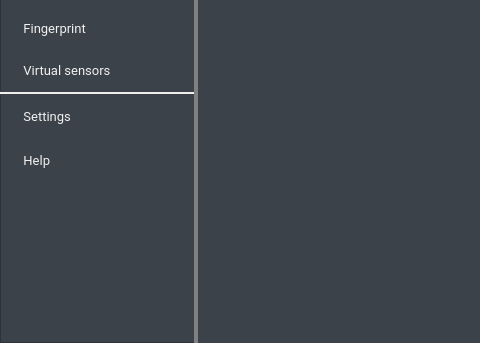
First picture: the form in android/android-emu/android/skin/qt/extended.ui, repository vicamo/libandroid-emugl, before the edit; both pictures show x 0 to 480 and y 257 to 600 of the 820 by 600 pixel window.
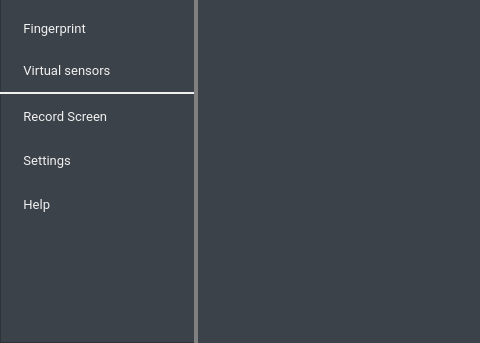
Second picture: the form after the edit. The open tabs and pages were chosen to show the change. Icons and pictures are not drawn. Custom widgets are drawn as their Qt base class.

Commit message: [UI] Layout for screen recording page.

Patch:
```diff
--- a/android/android-emu/android/skin/qt/extended.ui
+++ b/android/android-emu/android/skin/qt/extended.ui
@@ -601,7 +601,7 @@
    <property name="geometry">
     <rect>
      <x>0</x>
-     <y>352</y>
+     <y>396</y>
      <width>194</width>
      <height>42</height>
     </rect>
@@ -685,7 +685,7 @@
    <property name="geometry">
     <rect>
      <x>0</x>
-     <y>396</y>
+     <y>440</y>
      <width>194</width>
      <height>42</height>
     </rect>
@@ -887,6 +887,56 @@
     <string>MajorTab</string>
    </property>
   </widget>
+  <widget class="QPushButton" name="recordScreenButton">
+   <property name="geometry">
+    <rect>
+     <x>0</x>
+     <y>352</y>
+     <width>194</width>
+     <height>42</height>
+    </rect>
+   </property>
+   <property name="font">
+    <font>
+     <family>Roboto</family>
+     <pointsize>10</pointsize>
+    </font>
+   </property>
+   <property name="autoFillBackground">
+    <bool>false</bool>
+   </property>
+   <property name="styleSheet">
+    <string notr="true">text-align: left; padding: 0px 0px 0px 16px;</string>
+   </property>
+   <property name="text">
+    <string>  Record Screen</string>
+   </property>
+   <property name="icon">
+    <iconset resource="resources.qrc">
+     <normaloff>:/light/record_screen</normaloff>:/light/record_screen</iconset>
+   </property>
+   <property name="iconSize">
+    <size>
+     <width>20</width>
+     <height>20</height>
+    </size>
+   </property>
+   <property name="checkable">
+    <bool>true</bool>
+   </property>
+   <property name="flat">
+    <bool>true</bool>
+   </property>
+   <property name="themeIconName" stdset="0">
+    <string>record_screen</string>
+   </property>
+   <property name="ColorGroup" stdset="0">
+    <string>MajorTab</string>
+   </property>
+   <property name="report_metrics" stdset="0">
+    <bool>false</bool>
+   </property>
+  </widget>
   <zorder>spacer2Button</zorder>
   <zorder>spacer1Button</zorder>
   <zorder>settingsButton</zorder>
@@ -965,6 +1015,12 @@
    <header>android/skin/qt/extended-pages/virtual-sensors-page.h</header>
    <container>1</container>
   </customwidget>
+  <customwidget>
+   <class>RecordScreenPage</class>
+   <extends>QWidget</extends>
+   <header>android/skin/qt/extended-pages/record-screen-page.h</header>
+   <container>1</container>
+  </customwidget>
  </customwidgets>
  <tabstops>
   <tabstop>cellularButton</tabstop>
```
Left out of the diff: 3 changed lines with no effect on the pictures. The commit also changes 10 other files.
